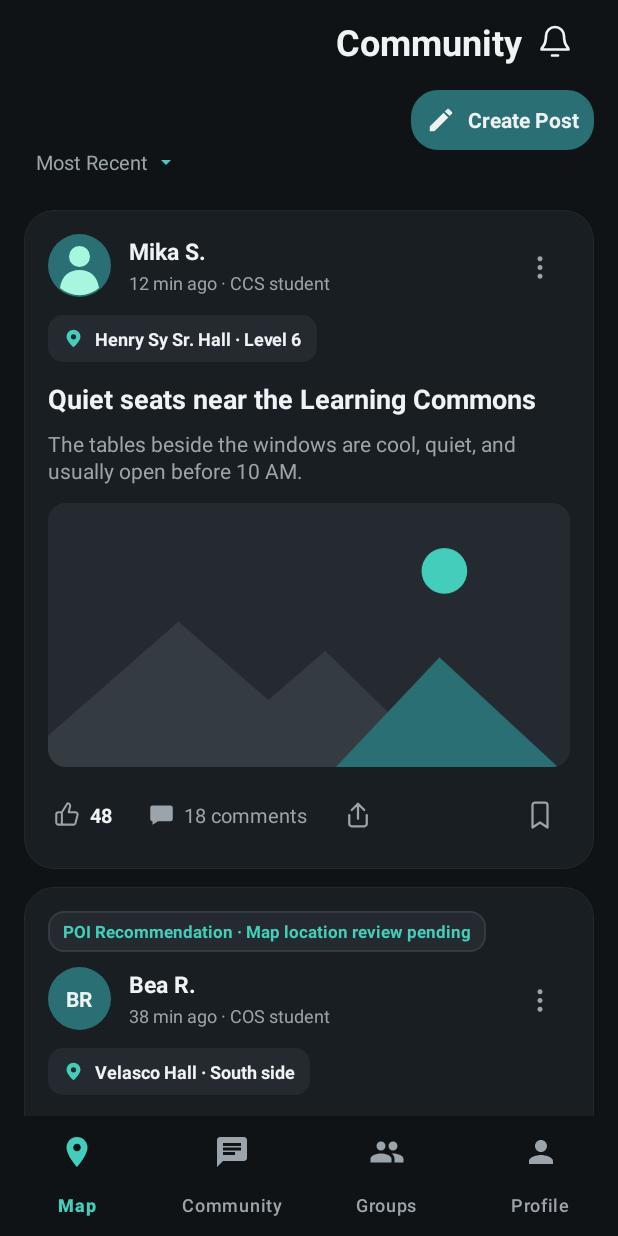
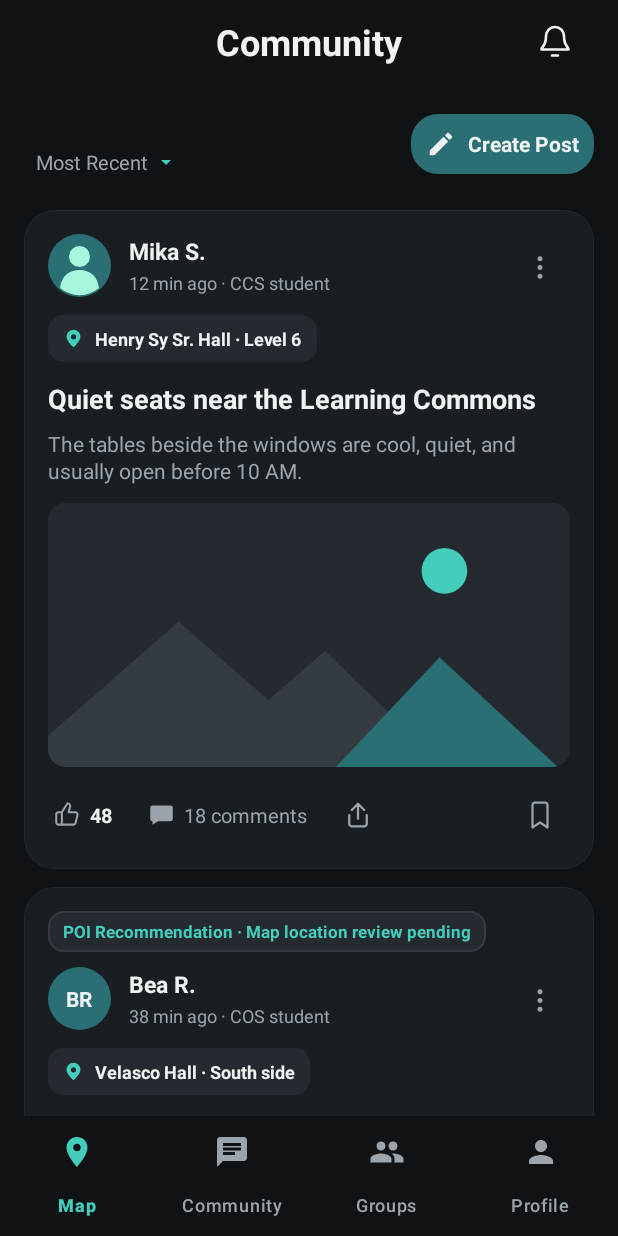
Before and after one commit to paulineangelac/Animo-Map, an Android app: the fragment CommunityFragment placed in its activity, on a phone screen of 412 x 824 dp. Run offline under Robolectric (Android 15) with nearby library versions, the phone set to English and light mode, and no system bars; libraries missing offline, so code that uses them is left out: com.mapbox.bindgen, com.mapbox.common, com.mapbox.geojson, com.mapbox.maps; 24 statements that could not run were skipped.

Commit message:
minor ui fixes

```diff
--- a/app/src/main/java/com/itismob/s02/group5/animomap/ui/community/CommunityFeedAdapter.java
+++ b/app/src/main/java/com/itismob/s02/group5/animomap/ui/community/CommunityFeedAdapter.java
@@ -117,8 +117,6 @@ public class CommunityFeedAdapter extends RecyclerView.Adapter<CommunityFeedAdap
                 R.string.community_comments_accessibility, post.getCommentCount()));
         boolean isSaved = savedPosts.contains(post.getId());
         holder.saveButton.setSelected(isSaved);
-        holder.saveButton.setColorFilter(context.getColor(
-                isSaved ? R.color.community_saved_icon : R.color.text_secondary));
         holder.saveButton.setContentDescription(context.getString(
                 isSaved ? R.string.community_remove_saved_post : R.string.community_save_post));
 
@@ -132,8 +130,6 @@ public class CommunityFeedAdapter extends RecyclerView.Adapter<CommunityFeedAdap
             }
             boolean saved = savedPosts.contains(post.getId());
             holder.saveButton.setSelected(saved);
-            holder.saveButton.setColorFilter(context.getColor(
-                    saved ? R.color.community_saved_icon : R.color.text_secondary));
             holder.saveButton.setContentDescription(context.getString(
                     saved ? R.string.community_remove_saved_post : R.string.community_save_post));
         });
--- /dev/null
+++ b/app/src/main/res/drawable/ic_community_bookmark_filled.xml
@@ -0,0 +1,13 @@
+<vector xmlns:android="http://schemas.android.com/apk/res/android"
+    android:width="20dp"
+    android:height="20dp"
+    android:viewportWidth="24"
+    android:viewportHeight="24">
+    <path
+        android:fillColor="@color/white"
+        android:strokeColor="@color/white"
+        android:strokeWidth="1.8"
+        android:strokeLineCap="round"
+        android:strokeLineJoin="round"
+        android:pathData="M6,4a2,2 0,0 1,2 -2h8a2,2 0,0 1,2 2v18l-6,-4 -6,4z" />
+</vector>
--- /dev/null
+++ b/app/src/main/res/drawable/ic_community_bookmark_selector.xml
@@ -0,0 +1,4 @@
+<selector xmlns:android="http://schemas.android.com/apk/res/android">
+    <item android:state_selected="true" android:drawable="@drawable/ic_community_bookmark_filled" />
+    <item android:drawable="@drawable/ic_community_bookmark" />
+</selector>
--- a/app/src/main/res/layout/fragment_community.xml
+++ b/app/src/main/res/layout/fragment_community.xml
@@ -17,10 +17,13 @@
 
         <TextView
             android:id="@+id/tv_community_title"
-            android:layout_width="wrap_content"
+            android:layout_width="match_parent"
             android:layout_height="wrap_content"
             android:layout_centerVertical="true"
-            android:layout_toStartOf="@id/community_notifications"
+            android:layout_marginHorizontal="44dp"
+            android:ellipsize="end"
+            android:gravity="center"
+            android:maxLines="1"
             android:text="@string/title_community"
             android:textColor="@color/text_primary"
             android:textSize="24sp"
@@ -55,11 +58,12 @@
             android:layout_height="40dp"
             android:layout_alignParentEnd="true"
             android:layout_alignParentTop="true"
+            android:layout_marginTop="16dp"
             android:background="@drawable/bg_community_create_button"
             android:clickable="true"
             android:focusable="true"
             android:foreground="?attr/selectableItemBackground"
-                app:drawableStartCompat="@drawable/ic_community_create"
+            app:drawableStartCompat="@drawable/ic_community_create"
             android:drawablePadding="8dp"
             android:gravity="center"
             android:paddingHorizontal="10dp"
--- a/app/src/main/res/layout/item_community_post.xml
+++ b/app/src/main/res/layout/item_community_post.xml
@@ -226,8 +226,7 @@
                 android:background="?attr/selectableItemBackgroundBorderless"
                 android:contentDescription="@string/community_save_post"
                 android:padding="10dp"
-                android:src="@drawable/ic_community_bookmark"
-                app:tint="@color/text_secondary" />
+                android:src="@drawable/ic_community_bookmark_selector" />
         </LinearLayout>
     </LinearLayout>
 </com.google.android.material.card.MaterialCardView>
--- a/app/src/main/res/values/colors.xml
+++ b/app/src/main/res/values/colors.xml
@@ -6,7 +6,6 @@
     <color name="surface_elevated">#242A2F</color>
     <color name="border_subtle">#343B41</color>
     <color name="community_card_border">#22282C</color>
-    <color name="community_saved_icon">#586368</color>
     <color name="primary_teal">#2A6F73</color>
     <color name="accent_teal">#43CDBB</color>
     <color name="highlight_selected">#A7F7DF</color>
```
